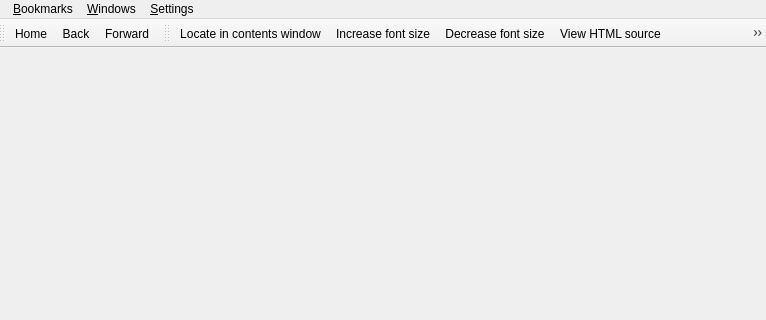
First picture: the form in src/window_main.ui, repository gyunaev/kchmviewer, before the edit; both pictures show x 107 to 873 and y 0 to 320 of the 873 by 591 pixel window.
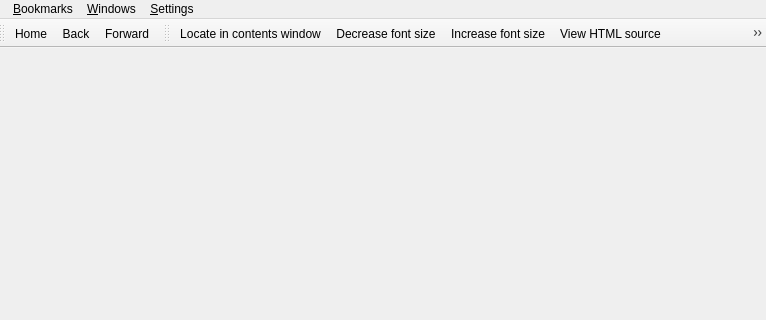
Second picture: the form after the edit. Icons and pictures are not drawn.

Commit message: - Default toolbar button order changed to standard -/+

What changed in the file:
```diff
--- a/src/window_main.ui
+++ b/src/window_main.ui
@@ -127,13 +127,13 @@
    <attribute name="toolBarBreak" >
     <bool>false</bool>
    </attribute>
-   <addaction name="view_Locate_in_contents_action" />
-   <addaction name="view_Increase_font_size_action" />
-   <addaction name="view_Decrease_font_size_action" />
-   <addaction name="view_View_HTML_source_action" />
-   <addaction name="bookmark_AddAction" />
-   <addaction name="nav_actionPreviousPage" />
-   <addaction name="nav_actionNextPageToc" />
+   <addaction name="view_Locate_in_contents_action"/>
+   <addaction name="view_Decrease_font_size_action"/>
+   <addaction name="view_Increase_font_size_action"/>
+   <addaction name="view_View_HTML_source_action"/>
+   <addaction name="bookmark_AddAction"/>
+   <addaction name="nav_actionPreviousPage"/>
+   <addaction name="nav_actionNextPageToc"/>
   </widget>
   <widget class="QStatusBar" name="mainStatusBar" />
   <action name="file_Print_action" >
@@ -481,7 +481,7 @@
    </property>
   </action>
  </widget>
- <layoutdefault spacing="6" margin="11" />
+ <layoutdefault spacing="6" margin="11"/>
  <resources>
   <include location="resources/images.qrc" />
  </resources>
```
Left out of the diff: 434 changed lines with no effect on the pictures. The commit also changes 1 other file.
